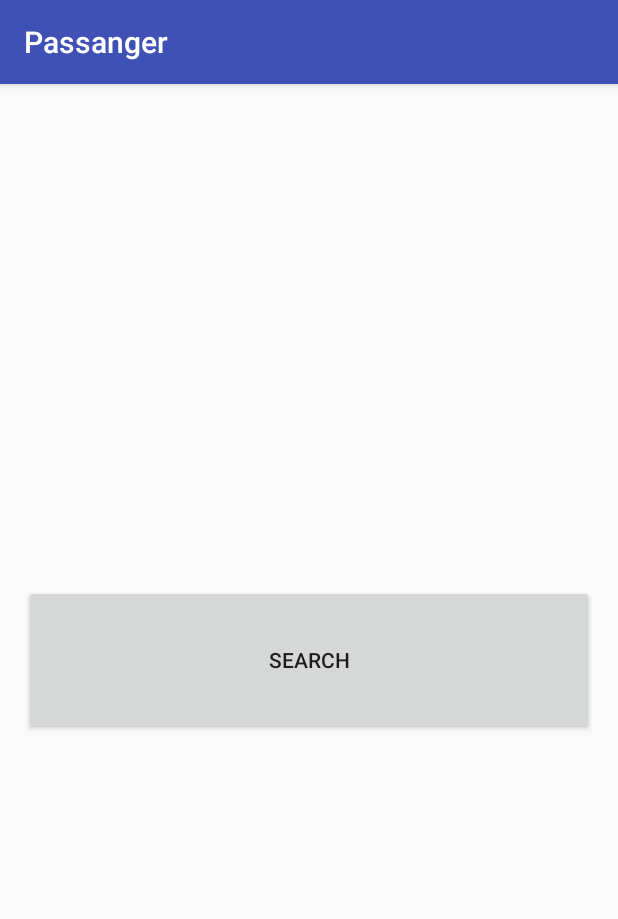
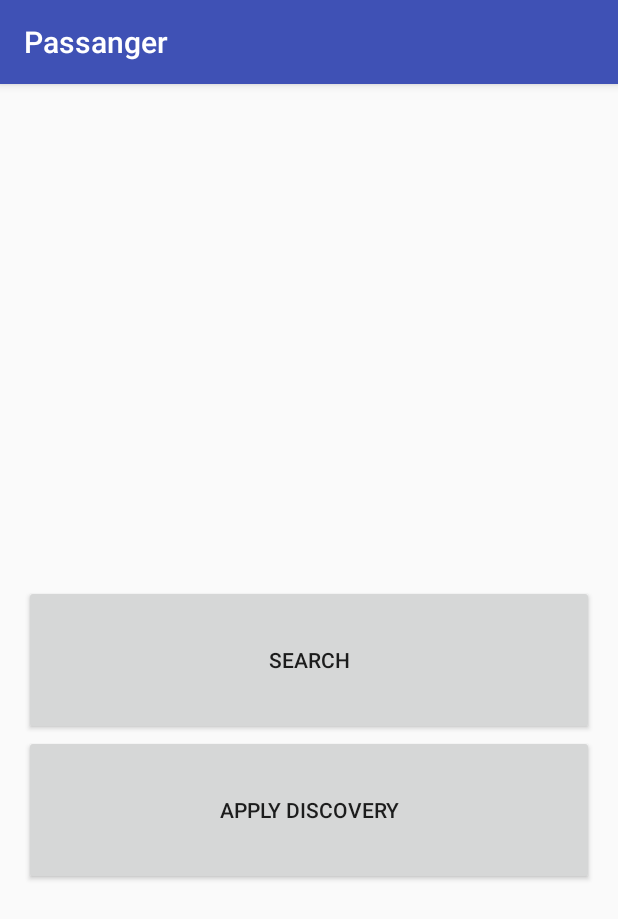
Before and after one commit to dsokolov/composter, an Android app: the screen it shows after launch (MainActivity), on a phone screen of 412 x 824 dp. Shown: the top 919 px of the screen. Run offline under Robolectric (Android 15) with nearby library versions, the phone set to English and light mode, and no system bars.

```diff
--- a/android/Composter/passanger/src/main/AndroidManifest.xml
+++ b/android/Composter/passanger/src/main/AndroidManifest.xml
@@ -4,6 +4,7 @@
 
     <uses-permission android:name="android.permission.BLUETOOTH" />
     <uses-permission android:name="android.permission.BLUETOOTH_ADMIN" />
+    <uses-permission android:name="android.permission.ACCESS_FINE_LOCATION" />
 
     <application android:allowBackup="true" android:icon="@mipmap/ic_launcher"
         android:label="@string/app_name" android:supportsRtl="true" android:theme="@style/AppTheme">
--- a/android/Composter/passanger/src/main/res/layout/activity_apply.xml
+++ b/android/Composter/passanger/src/main/res/layout/activity_apply.xml
@@ -39,6 +39,6 @@
         android:layout_width="match_parent"
         android:layout_height="100dp"
         android:layout_alignParentBottom="true"
-        android:text="Aplply" />
+        android:text="Apply" />
 
 </RelativeLayout>
--- a/android/Composter/passanger/src/main/res/layout/activity_main.xml
+++ b/android/Composter/passanger/src/main/res/layout/activity_main.xml
@@ -15,4 +15,12 @@
         android:layout_centerInParent="true"
         android:text="search" />
 
+    <Button
+        android:id="@+id/apply_discovery"
+        android:layout_width="match_parent"
+        android:layout_height="100dp"
+        android:layout_centerInParent="true"
+        android:text="Apply Discovery"
+        android:layout_below="@+id/search"/>
+
 </RelativeLayout>
```
Also changed, not shown: android/Composter/passanger/src/main/java/ru/composter/passanger/ApplyActivity.java (+10 -6 lines), android/Composter/passanger/src/main/java/ru/composter/passanger/MainActivity.java (+9 -0 lines).
